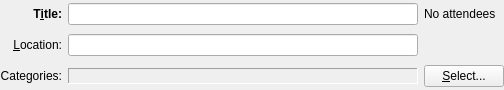
Before: the Qt Designer form incidenceeditors/incidenceeditor-ng/incidencegeneraleditor.ui in chusopr/kdepim-ktimetracker-akonadi, drawn with Qt 5.
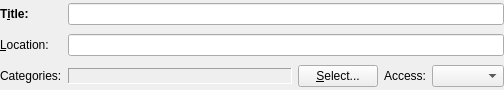
After: the same form once the commit is applied. Custom widgets are drawn as their Qt base class.

Commit message: Add secrecy combo to general editor

Diff of the .ui file:
```diff
--- a/incidenceeditors/incidenceeditor-ng/incidencegeneraleditor.ui
+++ b/incidenceeditors/incidenceeditor-ng/incidencegeneraleditor.ui
@@ -37,15 +37,12 @@
      <property name="text">
       <string extracomment="@label">T&amp;itle:</string>
      </property>
-     <property name="alignment">
-      <set>Qt::AlignRight|Qt::AlignTrailing|Qt::AlignVCenter</set>
-     </property>
      <property name="buddy">
       <cstring>mSummaryEdit</cstring>
      </property>
     </widget>
    </item>
-   <item row="0" column="1">
+   <item row="0" column="1" colspan="4">
     <widget class="KLineEdit" name="mSummaryEdit">
      <property name="sizePolicy">
       <sizepolicy hsizetype="MinimumExpanding" vsizetype="Fixed">
@@ -61,13 +58,6 @@
      </property>
     </widget>
    </item>
-   <item row="0" column="2">
-    <widget class="QLabel" name="mAttendeeSummaryLabel">
-     <property name="text">
-      <string>No attendees</string>
-     </property>
-    </widget>
-   </item>
    <item row="1" column="0">
     <widget class="QLabel" name="label_2">
      <property name="sizePolicy">
@@ -79,15 +69,12 @@
      <property name="text">
       <string extracomment="@label">&amp;Location:</string>
      </property>
-     <property name="alignment">
-      <set>Qt::AlignRight|Qt::AlignTrailing|Qt::AlignVCenter</set>
-     </property>
      <property name="buddy">
       <cstring>mLocationEdit</cstring>
      </property>
     </widget>
    </item>
-   <item row="1" column="1">
+   <item row="1" column="1" colspan="4">
     <widget class="KLineEdit" name="mLocationEdit">
      <property name="sizePolicy">
       <sizepolicy hsizetype="MinimumExpanding" vsizetype="Fixed">
@@ -114,9 +101,6 @@
      <property name="text">
       <string extracomment="@label">Categories:</string>
      </property>
-     <property name="alignment">
-      <set>Qt::AlignRight|Qt::AlignTrailing|Qt::AlignVCenter</set>
-     </property>
      <property name="buddy">
       <cstring>mSelectCategoriesButton</cstring>
      </property>
@@ -154,6 +138,29 @@
      </property>
     </widget>
    </item>
+   <item row="2" column="3">
+    <widget class="QLabel" name="label_3">
+     <property name="toolTip">
+      <string extracomment="@info:tooltip">Set the secrecy level</string>
+     </property>
+     <property name="whatsThis">
+      <string extracomment="@info:whatsthis">Sets whether the access to this event or to-do is restricted. Please note that KOrganizer currently does not use this setting, so the implementation of the restrictions will depend on the groupware server. This means that events or to-dos marked as private or confidential may be visible to others.</string>
+     </property>
+     <property name="text">
+      <string>Access:</string>
+     </property>
+    </widget>
+   </item>
+   <item row="2" column="4">
+    <widget class="QComboBox" name="mSecrecyCombo">
+     <property name="toolTip">
+      <string extracomment="@info:tooltip">Set the secrecy level</string>
+     </property>
+     <property name="whatsThis">
+      <string extracomment="@info:whatsthis">Sets whether the access to this event or to-do is restricted. Please note that KOrganizer currently does not use this setting, so the implementation of the restrictions will depend on the groupware server. This means that events or to-dos marked as private or confidential may be visible to others.</string>
+     </property>
+    </widget>
+   </item>
   </layout>
  </widget>
  <customwidgets>
```
The commit also changes 1 other file.
